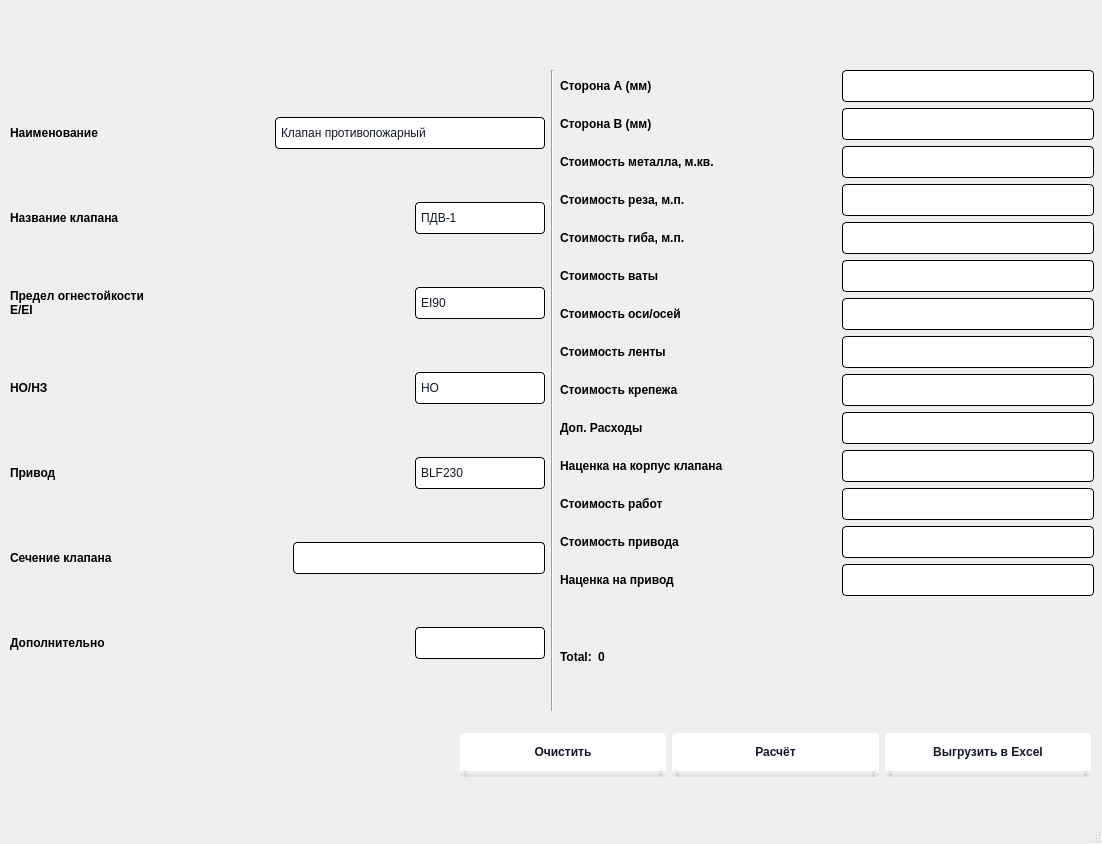
The window that Bajan/main_window.ui (AnanasiDiod/auto-create) describes before a commit, drawn with Qt 5.
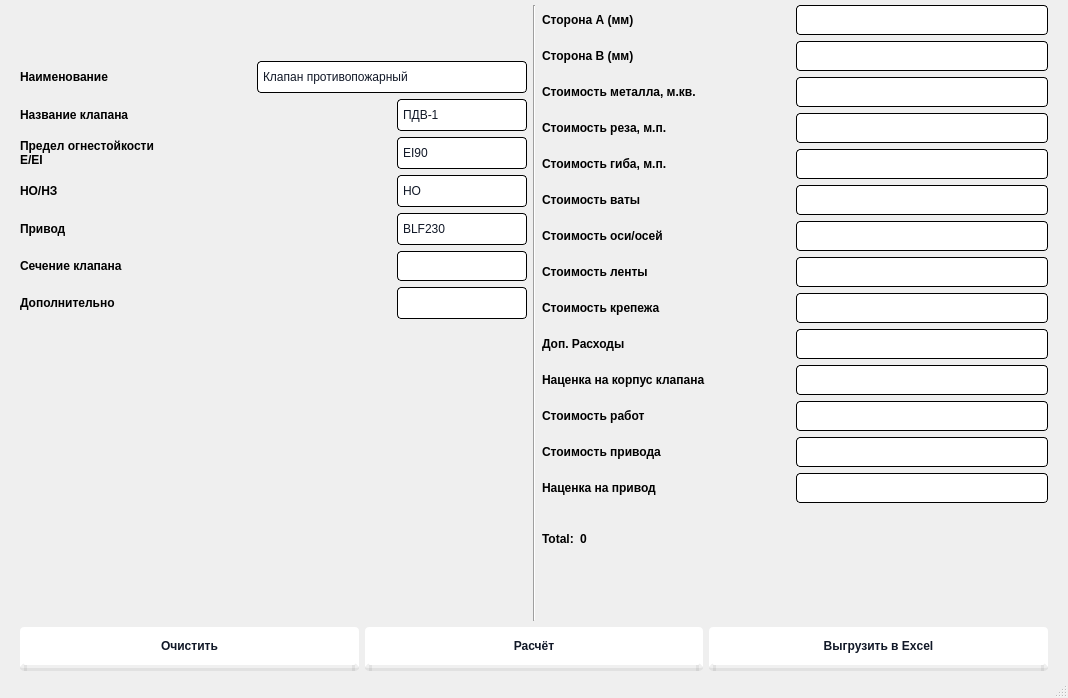
The same window after the commit. Icons and pictures are not drawn.

```diff
--- a/Bajan/main_window.ui
+++ b/Bajan/main_window.ui
@@ -6,8 +6,8 @@
    <rect>
     <x>0</x>
     <y>0</y>
-    <width>1102</width>
-    <height>844</height>
+    <width>1068</width>
+    <height>698</height>
    </rect>
   </property>
   <property name="sizePolicy">
@@ -21,7 +21,7 @@
   </property>
   <property name="styleSheet">
    <string notr="true"> QComboBox{
-	font: 11pt &quot;DejaVu Sans&quot;;
+	font: 10pt &quot;DejaVu Sans&quot;;
     color: #111827;
     background-color: #FFFFFF;   
     padding: 0px 5px 0px 5px;
@@ -46,7 +46,7 @@
     padding:0px;
     border: 0px solid darkgray;
     selection-background-color: lightgray;
-	font: 11pt &quot;DejaVu Sans&quot;;
+	font: 10pt &quot;DejaVu Sans&quot;;
     color: #111827;
     background-color: #FFFFFF;
     padding: 5px;
@@ -56,20 +56,21 @@
  }
 
  QLabel{
-	font: 11pt &quot;DejaVu Sans&quot;;
+	font: 10pt &quot;DejaVu Sans&quot;;
 
     height: 30px;
     font-weight: 600;
 }
 QLineEdit {
-width:250px;
-font: 11pt &quot;DejaVu Sans&quot;;
+min-width:250px;
+max-width:250px;
+font: 10pt &quot;DejaVu Sans&quot;;
     color: #111827;
     background-color: #FFFFFF;   
 
     border-radius: 4px;
     border: 1px solid black;
-    height: 30px;
+    height: 28px;
     font-weight: 400;
 }
 
@@ -93,18 +94,82 @@
 }</string>
   </property>
   <widget class="QWidget" name="centralwidget">
-   <widget class="QWidget" name="horizontalLayoutWidget">
-    <property name="geometry">
-     <rect>
-      <x>10</x>
-      <y>70</y>
-      <width>1084</width>
-      <height>641</height>
-     </rect>
-    </property>
+   <property name="sizePolicy">
+    <sizepolicy hsizetype="Expanding" vsizetype="Expanding">
+     <horstretch>0</horstretch>
+     <verstretch>0</verstretch>
+    </sizepolicy>
+   </property>
+   <layout class="QVBoxLayout" name="verticalLayout_2">
+    <property name="leftMargin">
+     <number>20</number>
+    </property>
+    <property name="topMargin">
+     <number>5</number>
+    </property>
+    <property name="rightMargin">
+     <number>20</number>
+    </property>
+    <property name="bottomMargin">
+     <number>5</number>
+    </property>
+    <item>
     <layout class="QHBoxLayout" name="horizontalLayout_2">
+      <property name="sizeConstraint">
+       <enum>QLayout::SetDefaultConstraint</enum>
+      </property>
+      <property name="leftMargin">
+       <number>0</number>
+      </property>
+      <property name="topMargin">
+       <number>0</number>
+      </property>
+      <property name="rightMargin">
+       <number>0</number>
+      </property>
+      <property name="bottomMargin">
+       <number>0</number>
+      </property>
      <item>
       <layout class="QVBoxLayout" name="verticalLayout">
+        <item>
+         <layout class="QHBoxLayout" name="horizontalLayout_14">
+          <item>
+           <widget class="QLabel" name="label_2">
+            <property name="enabled">
+             <bool>true</bool>
+            </property>
+            <property name="sizePolicy">
+             <sizepolicy hsizetype="Preferred" vsizetype="Fixed">
+              <horstretch>0</horstretch>
+              <verstretch>0</verstretch>
+             </sizepolicy>
+            </property>
+            <property name="minimumSize">
+             <size>
+              <width>100</width>
+              <height>50</height>
+             </size>
+            </property>
+            <property name="maximumSize">
+             <size>
+              <width>16777215</width>
+              <height>50</height>
+             </size>
+            </property>
+            <property name="styleSheet">
+             <string notr="true">image: url(&quot;/home/nikita/PycharmProjects/auto-create/Bajan/logo.png&quot;);
+height: 75px;
+margin-bottom:10px;
+padding:0px;</string>
+            </property>
+            <property name="text">
+             <string/>
+            </property>
+           </widget>
+          </item>
+         </layout>
+        </item>
        <item>
         <layout class="QHBoxLayout" name="horizontalLayout">
          <item>
@@ -408,7 +473,12 @@
           </spacer>
          </item>
          <item>
-          <widget class="QLineEdit" name="cut"/>
+           <widget class="QLineEdit" name="cut">
+            <property name="styleSheet">
+             <string notr="true">min-width: 128px;
+max-width:128px;</string>
+            </property>
+           </widget>
          </item>
         </layout>
        </item>
@@ -460,6 +530,19 @@
          </item>
         </layout>
        </item>
+        <item>
+         <spacer name="verticalSpacer">
+          <property name="orientation">
+           <enum>Qt::Vertical</enum>
+          </property>
+          <property name="sizeHint" stdset="0">
+           <size>
+            <width>20</width>
+            <height>40</height>
+           </size>
+          </property>
+         </spacer>
+        </item>
       </layout>
      </item>
      <item>
@@ -855,10 +938,31 @@
          </item>
         </layout>
        </item>
+        <item>
+         <spacer name="verticalSpacer_3">
+          <property name="orientation">
+           <enum>Qt::Vertical</enum>
+          </property>
+          <property name="sizeType">
+           <enum>QSizePolicy::Fixed</enum>
+          </property>
+          <property name="sizeHint" stdset="0">
+           <size>
+            <width>20</width>
+            <height>20</height>
+           </size>
+          </property>
+         </spacer>
+        </item>
        <item>
         <layout class="QHBoxLayout" name="horizontalLayout_5">
          <item>
           <widget class="QLabel" name="label_9">
+            <property name="styleSheet">
+             <string notr="true">	font: 12pt &quot;DejaVu Sans&quot;;
+    height: 30px;
+    font-weight: 600;</string>
+            </property>
            <property name="text">
             <string>Total:</string>
            </property>
@@ -866,6 +970,10 @@
          </item>
          <item>
           <widget class="QLabel" name="total">
+            <property name="styleSheet">
+             <string notr="true">	font: 12pt &quot;DejaVu Sans&quot;;
+    font-weight: 600;</string>
+            </property>
            <property name="text">
             <string>0</string>
            </property>
@@ -886,47 +994,24 @@
          </item>
         </layout>
        </item>
+        <item>
+         <spacer name="verticalSpacer_2">
+          <property name="orientation">
+           <enum>Qt::Vertical</enum>
+          </property>
+          <property name="sizeHint" stdset="0">
+           <size>
+            <width>20</width>
+            <height>40</height>
+           </size>
+          </property>
+         </spacer>
+        </item>
       </layout>
      </item>
     </layout>
-   </widget>
-   <widget class="QLabel" name="label_2">
-    <property name="enabled">
-     <bool>true</bool>
-    </property>
-    <property name="geometry">
-     <rect>
-      <x>0</x>
-      <y>0</y>
-      <width>191</width>
-      <height>61</height>
-     </rect>
-    </property>
-    <property name="sizePolicy">
-     <sizepolicy hsizetype="Preferred" vsizetype="Fixed">
-      <horstretch>0</horstretch>
-      <verstretch>0</verstretch>
-     </sizepolicy>
-    </property>
-    <property name="styleSheet">
-     <string notr="true">image: url(&quot;/home/nikita/PycharmProjects/auto-create/Bajan/logo.png&quot;);
-height: 75px;
-margin:0px;
-padding:0px;</string>
-    </property>
-    <property name="text">
-     <string/>
-    </property>
-   </widget>
-   <widget class="QWidget" name="horizontalLayoutWidget_2">
-    <property name="geometry">
-     <rect>
-      <x>460</x>
-      <y>720</y>
-      <width>631</width>
-      <height>71</height>
-     </rect>
-    </property>
+    </item>
+    <item>
     <layout class="QHBoxLayout" name="horizontalLayout_3">
      <item>
       <widget class="QPushButton" name="clear_params">
@@ -953,7 +1038,8 @@
       </widget>
      </item>
     </layout>
-   </widget>
+    </item>
+   </layout>
   </widget>
   <widget class="QMenuBar" name="menubar">
    <property name="geometry">
```
Left out of the diff: 5 changed lines with no effect on the pictures. Lines whose indentation alone changed are shown as unchanged.
